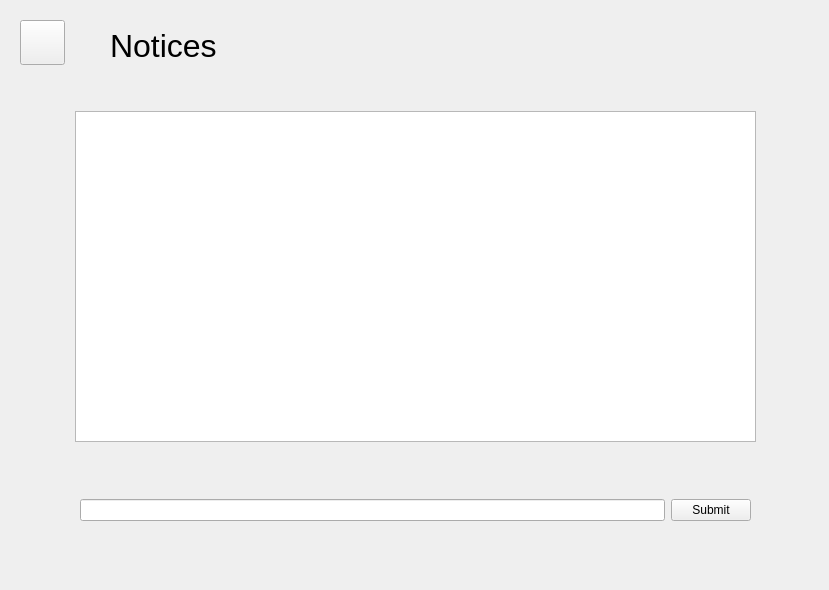
Above: MicroManage/noticesform.ui from greg-maceachern12/MicroManage before the change. Below: the same form after it.
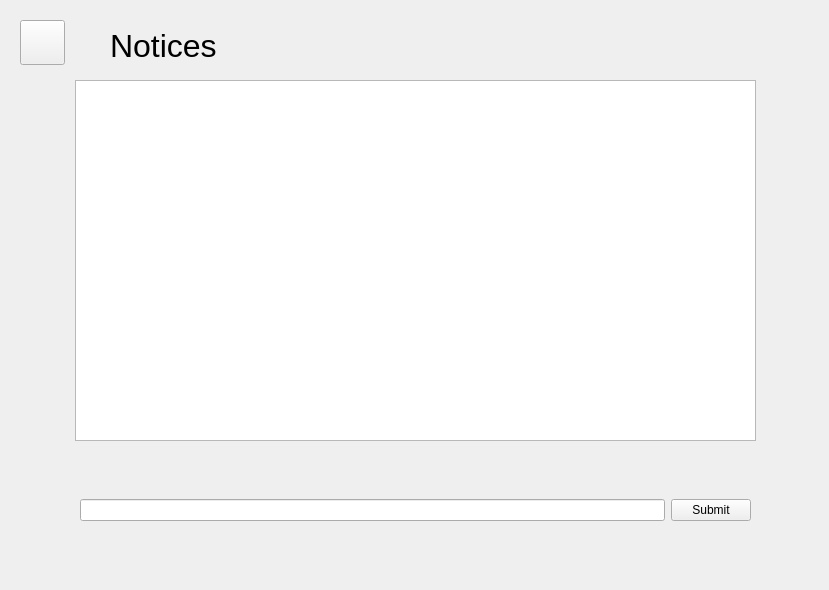
That is the form after the change.

What changed in the file:
```diff
--- a/MicroManage/noticesform.ui
+++ b/MicroManage/noticesform.ui
@@ -57,9 +57,9 @@
     <property name="geometry">
      <rect>
       <x>75</x>
-      <y>111</y>
+      <y>80</y>
       <width>681</width>
-      <height>331</height>
+      <height>361</height>
      </rect>
     </property>
    </widget>
```
